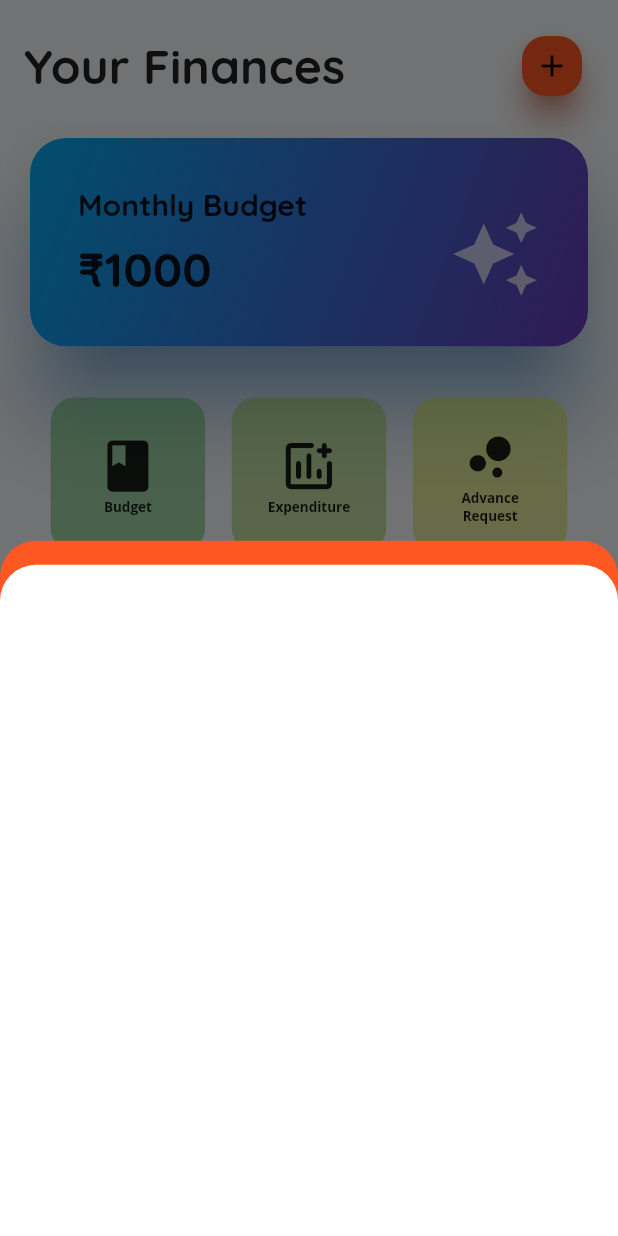
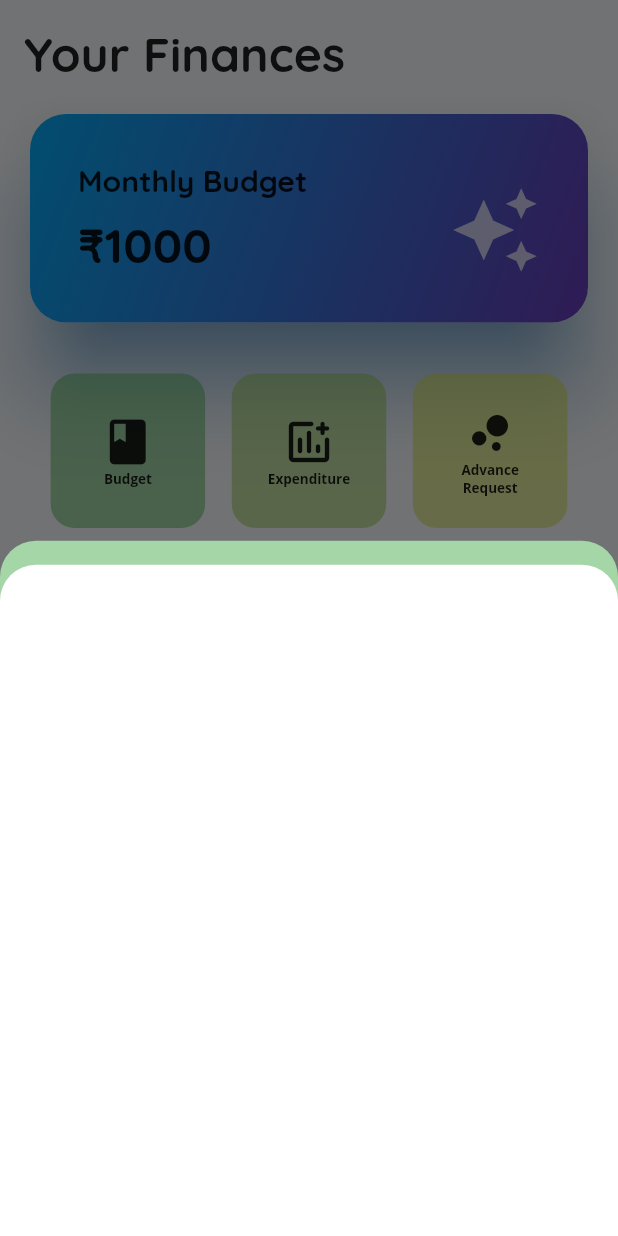
Before and after one commit to VidyadaanSahayakMandal/mvsm, a Flutter app: the screen it shows after launch, item 2 of the bottom bar chosen, after a tap on "Budget", on a phone screen of 412 x 824 dp. Run offline on Flutter 3.47's test engine with Material 2 defaults, Android fonts, the phone set to English and light mode, and no system bars; our stand-ins replace flutter_secure_storage, functional_widget_annotation.

Commit message:
UI PAges

```diff
--- /dev/null
+++ b/lib/pages/dialog_budget.dart
@@ -0,0 +1,21 @@
+import 'package:flutter/material.dart';
+import 'package:functional_widget_annotation/functional_widget_annotation.dart';
+
+part 'dialog_budget.g.dart';
+
+@swidget
+Widget dialogBudget(BuildContext context) {
+  return Expanded(
+    child: Padding(
+      padding: const EdgeInsets.only(top: 16),
+      child: Container(
+        decoration: const BoxDecoration(
+          color: Colors.white,
+          borderRadius: BorderRadius.vertical(
+            top: Radius.circular(24),
+          ),
+        ),
+      ),
+    ),
+  );
+}
--- a/lib/pages/finances.dart
+++ b/lib/pages/finances.dart
@@ -3,6 +3,7 @@ import 'package:functional_widget_annotation/functional_widget_annotation.dart';
 import '../widgets/big_square_button.dart';
 import '../widgets/vsm_logo_stack.dart';
 import '../widgets/square_button.dart';
+import 'dialog_budget.dart';
 
 part 'finances.g.dart';
 
@@ -24,11 +25,11 @@ Widget finances(BuildContext context) {
                   fontSize: 32,
                 ),
               ),
-              SquareButton(
-                color: Colors.deepOrange,
-                size: 40,
-                icon: Icons.add,
-              ),
+              // SquareButton(
+              //   color: Colors.deepOrange,
+              //   size: 40,
+              //   icon: Icons.add,
+              // ),
             ],
           ),
           const SizedBox(
@@ -101,25 +102,13 @@ Widget finances(BuildContext context) {
                 onTap: () {
                   showModalBottomSheet(
                     context: context,
-                    backgroundColor: Colors.deepOrange,
+                    backgroundColor: Colors.green.shade200,
                     shape: const RoundedRectangleBorder(
                       borderRadius:
                           BorderRadius.vertical(top: Radius.circular(24.0)),
                     ),
                     builder: (builder) {
-                      return Expanded(
-                        child: Padding(
-                          padding: const EdgeInsets.only(top: 16),
-                          child: Container(
-                            decoration: const BoxDecoration(
-                              color: Colors.white,
-                              borderRadius: BorderRadius.vertical(
-                                top: Radius.circular(24),
-                              ),
-                            ),
-                          ),
-                        ),
-                      );
+                      return const DialogBudget();
                     },
                   );
                 },
--- a/lib/pages/home.dart
+++ b/lib/pages/home.dart
@@ -17,7 +17,9 @@ class _HomeState extends State<Home> {
       child: Column(
         crossAxisAlignment: CrossAxisAlignment.start,
         children: [
-          Row(
+          Padding(
+            padding: const EdgeInsets.all(8.0),
+            child: Row(
               mainAxisAlignment: MainAxisAlignment.spaceBetween,
               children: const [
                 SquareButton(
@@ -25,7 +27,13 @@ class _HomeState extends State<Home> {
                   size: 55,
                   color: Colors.lightBlue,
                 ),
+                SquareButton(
+                  icon: Icons.add,
+                  size: 40,
+                  color: Colors.deepOrange,
+                ),
               ],
+            ),
           ),
           Column(
             children: [
@@ -40,7 +48,16 @@ class _HomeState extends State<Home> {
                 child: Row(
                   children: const [
                     Text(
-                      "Hello, Pushkar",
+                      "Hi,",
+                      style: TextStyle(
+                        fontFamily: 'Quicksand',
+                        fontWeight: FontWeight.w600,
+                        fontSize: 40,
+                        color: Colors.black54,
+                      ),
+                    ),
+                    Text(
+                      " Pushkar",
                       style: TextStyle(
                         fontFamily: 'Quicksand',
                         fontWeight: FontWeight.w600,
@@ -75,28 +92,30 @@ class _HomeState extends State<Home> {
                       title: 'VSM Event- Job Interviews',
                       subtitle: '15 Nov- 19:00',
                       i: 0,
+                      color: Colors.green,
                     ),
                     TaskWidget(
                       title: 'VSM Event- How to Crack DSA?',
                       subtitle: '25 Nov- 19:00',
                       i: 1,
+                      color: Colors.green,
                     ),
                     TaskWidget(
                       title: 'College- Project Submission',
                       subtitle: '26 Nov- 00:00',
-                      i: 2,
-                      color: Colors.purple,
+                      // i: 2,
+                      color: Colors.teal,
                     ),
                     TaskWidget(
                       title: 'VSM Process- Submit Monthly Report',
                       subtitle: '30 Nov- 00:00',
-                      color: Colors.orange,
+                      color: Colors.lightGreen,
                       i: 3,
                     ),
                     TaskWidget(
                       title: 'VSM Process- Submit Monthly Report',
                       subtitle: '30 Nov- 00:00',
-                      color: Colors.orange,
+                      color: Colors.lightGreen,
                       i: 4,
                     ),
                   ],
--- a/lib/widgets/big_square_button.dart
+++ b/lib/widgets/big_square_button.dart
@@ -31,7 +31,7 @@ Widget bigSquareButton(
             children: [
               Icon(
                 icon,
-                size: size * 0.4,
+                size: size * 0.35,
               ),
               Center(
                   child: Text(
--- a/lib/widgets/task.dart
+++ b/lib/widgets/task.dart
@@ -4,49 +4,35 @@ import 'package:functional_widget_annotation/functional_widget_annotation.dart';
 part 'task.g.dart';
 
 @swidget
-Widget taskWidget(
-  BuildContext context, {
-  String title = '',
-  String subtitle = '',
-  Color color = Colors.pink,
-  int i = 0,
-}) {
+Widget taskWidget(BuildContext context,
+    {String title = '',
+    String subtitle = '',
+    MaterialColor color = Colors.pink,
+    int i = 0}) {
   return Padding(
-    padding: const EdgeInsets.symmetric(vertical: 8, horizontal: 32),
+    padding: const EdgeInsets.symmetric(vertical: 4, horizontal: 16),
     child: Card(
       shape: RoundedRectangleBorder(borderRadius: BorderRadius.circular(24)),
       shadowColor: color,
-      color: color,
-      elevation: 24,
+      color: color.shade200,
+      elevation: 4,
       child: Stack(
         children: [
           Positioned(
-            right: -70,
-            bottom: i % 2 == 0 ? -70 : null,
-            top: i % 2 != 0 ? -70 : null,
+            right: 20,
+            bottom: i % 2 == 0 ? -20 : null,
+            top: i % 2 != 0 ? -20 : null,
             child: Container(
               alignment: Alignment.bottomRight,
-              height: 140,
-              width: 140,
+              height: 90,
+              width: 90,
               decoration: BoxDecoration(
-                  color: Colors.white,
-                  borderRadius: BorderRadius.circular(100)),
-            ),
-          ),
-          Positioned(
-            right: -40,
-            bottom: i % 2 == 0 ? -40 : null,
-            top: i % 2 != 0 ? -40 : null,
-            child: Container(
-              alignment: Alignment.bottomRight,
-              height: 80,
-              width: 80,
-              decoration: BoxDecoration(
-                  color: color, borderRadius: BorderRadius.circular(100)),
+                  color: color.shade100,
+                  borderRadius: BorderRadius.circular(50)),
             ),
           ),
           Padding(
-            padding: const EdgeInsets.all(16.0),
+            padding: const EdgeInsets.all(2.0),
             child: ListTile(
               visualDensity: VisualDensity.compact,
               title: Text(
```
Also changed, not shown: lib/pages/dialog_budget.g.dart (added), lib/pages/finances.g.dart (added), lib/pages/goals.g.dart (added), lib/widgets/big_square_button.g.dart (added), lib/widgets/square_button.g.dart (added), lib/widgets/task.g.dart (added), lib/widgets/vsm_logo_stack.g.dart (added). Lines whose indentation alone changed are shown as unchanged.
